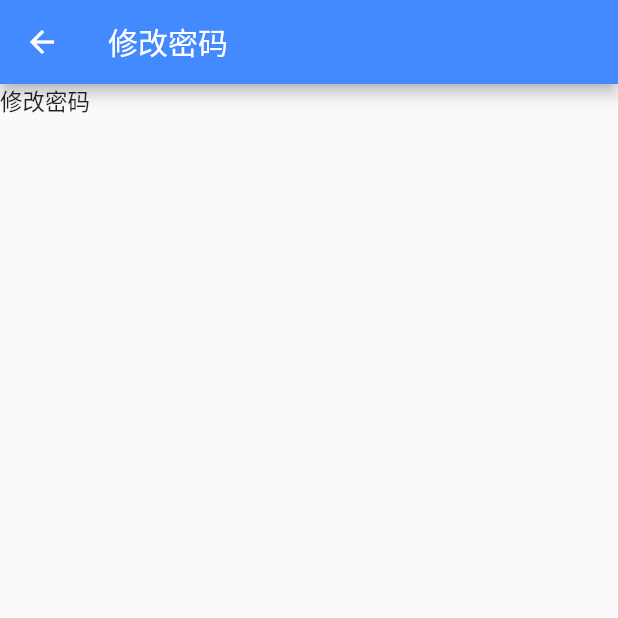
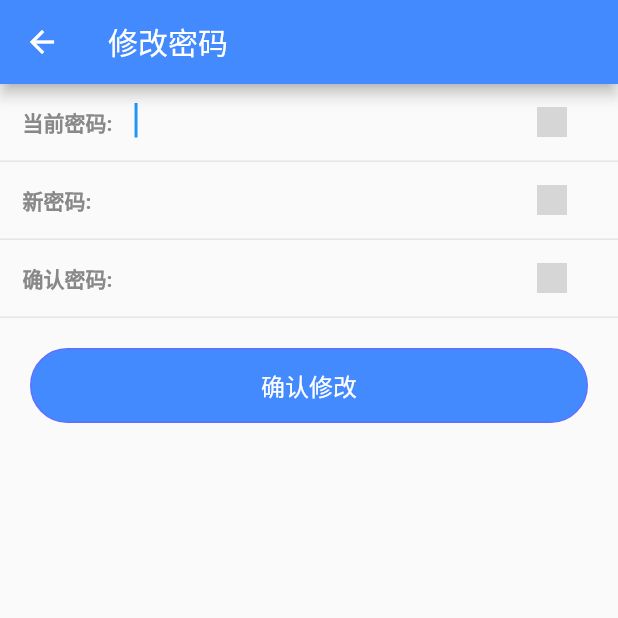
Before and after one commit to Strangerflowers/flutter, a Flutter app: the ModifyPassword screen opened directly, on a phone screen of 412 x 824 dp, the top half of it. Run offline on Flutter 3.47's test engine with Material 2 defaults, Android fonts, the phone set to English and light mode, and no system bars; our stand-ins replace dio, fluro, flutter_easyrefresh, flutter_screenutil, flutter_swiper, fluttertoast and 2 more; missing offline and left inert: city_pickers, flutter_picker, multi_image_picker, provide; accounts and stored records are empty; network calls fail; statements that could not run were skipped; grey boxes are pictures that could not be loaded.

Commit message:
修改密码UI

```diff
--- a/lib/pages/offer/choice_bottom.dart
+++ b/lib/pages/offer/choice_bottom.dart
@@ -67,7 +67,7 @@ class ChoiceBottom extends StatelessWidget {
                     "demandDetailDtoList": [],
                   };
 
-                  if (ele.checkBoxFlag) {
+                  if (ele.checkBoxFlag==true) {
                     return arr.add(obj);
                   }
                   if (ele.demandDetailDtoList != null) {
--- a/lib/pages/personal_center/modify_password.dart
+++ b/lib/pages/personal_center/modify_password.dart
@@ -1,4 +1,7 @@
 import 'package:flutter/material.dart';
+import 'package:flutter/physics.dart';
+import '../../common/log_utils.dart';
+import 'package:sprintf/sprintf.dart';
 
 class ModifyPassword extends StatelessWidget {
   @override
@@ -8,7 +11,120 @@ class ModifyPassword extends StatelessWidget {
       appBar: AppBar(
         title: const Text('修改密码'),
       ),
-      body: Text('修改密码')
+      body: _buildModifyPwdTextForm(),
+    );
+  }
+
+  Widget _buildModifyPwdTextForm() {
+    final _labels = new List<String>();
+    _labels.add("当前密码:");
+    _labels.add("新密码:");
+    _labels.add("确认密码:");
+    List<Widget> list = [];
+    for (String label in _labels) {
+      list.add(_buildRow(label));
+    }
+    // 确认按钮
+    list.add(_buildSubmitBtn());
+    return ListView(
+      children: list,
+    );
+  }
+
+  Widget _buildRow(String label) {
+    return new Container(
+      decoration: BoxDecoration(
+          border:
+              Border(bottom: BorderSide(width: 1, color: Color(0xffe5e5e5)))),
+      child: new Row(
+        children: [
+          new Container(
+            padding: EdgeInsets.all(15),
+            child: new Text(
+              label,
+              style: TextStyle(
+                decoration: TextDecoration.none,
+                color: Color(0xFF888888),
+                fontSize: 14,
+                fontWeight: FontWeight.bold,
+                //fontFamily: defaultFontFamily,
+              ),
+            ),
+          ),
+          new Expanded(
+            child: new Container(
+              height: 30.0,
+              decoration: BoxDecoration(
+                  //border: new Border.all(color: Colors.red),
+                  ),
+              child: TextField(
+                decoration: InputDecoration(
+                  border: InputBorder.none,
+                ),
+                //controller: controller,
+                //maxLength: 30, //最大长度，设置此项会让TextField右下角有一个输入数量的统计字符串
+                maxLines: 1, //最大行数
+                autocorrect: true, //是否自动更正
+                autofocus: true, //是否自动对焦
+                obscureText: true, //是否是密码
+                textAlign: TextAlign.left, //文本对齐方式
+                style: TextStyle(fontSize: 20.0, color: Colors.blue), //输入文本的样式
+                //inputFormatters: [WhitelistingTextInputFormatter.digitsOnly],//允许的输入格式
+                onChanged: (text) {
+                  //内容改变的回调
+                  LogUtils.d(sprintf('[%s]', [label]), 'change $text');
+                },
+                onSubmitted: (text) {
+                  //内容提交(按回车)的回调
+                  LogUtils.d(sprintf('[%s]', [label]), 'submit $text');
+                },
+                enabled: true, //是否禁用
+              ),
+            ),
+          ),
+          FlatButton(
+            onPressed: () {
+              LogUtils.d(sprintf("[%s]", [label]), "被点击了删除按钮!");
+            },
+            child: new Image.asset(
+              'images/clear.png',
+              width: 20.0,
+              height: 20.0,
+            ),
+          )
+        ],
+      ),
+    );
+  }
+
+  Widget _buildSubmitBtn() {
+    return Container(
+      //这里写800已经超出屏幕了，可以理解为match_parent
+      width: 800.0,
+      margin: new EdgeInsets.fromLTRB(10.0, 10.0, 10.0, 10.0),
+      padding: new EdgeInsets.fromLTRB(10.0, 10.0, 10.0, 10.0),
+      //类似cardview
+      child: new Container(
+        decoration: BoxDecoration(
+            border: Border.all(color: Color(0xff5f6fff), width: 1),
+            color: Colors.blueAccent,
+            borderRadius: BorderRadius.circular((30.0))),
+        child: new FlatButton(
+            disabledColor: Colors.grey,
+            disabledTextColor: Colors.black,
+            onPressed: () {
+              LogUtils.d('[确认修改按钮]', '被点击!');
+            },
+            // shape: RoundedRectangleBorder(
+            //     borderRadius: BorderRadius.all(Radius.circular(50))),
+            child: new Padding(
+              padding: new EdgeInsets.all(10.0),
+              child: new Text(
+                '确认修改',
+                style: new TextStyle(color: Colors.white, fontSize: 16.0),
+              ),
+            )),
+      ),
     );
   }
 }
--- a/lib/pages/purchasing_demand/demand_detail.dart
+++ b/lib/pages/purchasing_demand/demand_detail.dart
@@ -275,7 +275,7 @@ class ProductInformation extends StatelessWidget {
       // padding: EdgeInsets.only(left: 20, right: 20),
       child: SizedBox(
         child: ListView.builder(
-          itemCount: 2,
+          itemCount: item.length,
           shrinkWrap: true, //为true可以解决子控件必须设置高度的问题
           physics: NeverScrollableScrollPhysics(), //禁用滑动事件
           itemBuilder: (contex, index) {
--- a/pubspec.yaml
+++ b/pubspec.yaml
@@ -72,6 +72,7 @@ flutter:
   assets:
     - images/icon.png
     - images/r.jpg
+    - images/clear.png
 
   fonts:
     - family: iconfont
```
Also changed, not shown: pubspec.lock.
